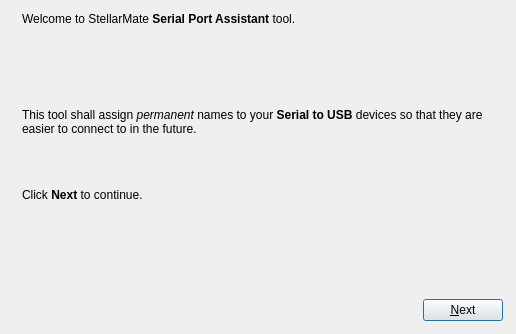
KDE/kstars, file kstars/ekos/auxiliary/serialportassistant.ui: the form before one commit.
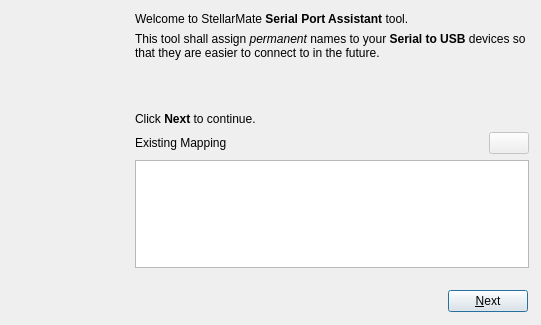
The form after the commit. Icons and pictures are not drawn.

Commit message: Adding support to loading and remove rules from serial port assistant

The edit to the form file:
```diff
--- a/kstars/ekos/auxiliary/serialportassistant.ui
+++ b/kstars/ekos/auxiliary/serialportassistant.ui
@@ -6,8 +6,8 @@
    <rect>
     <x>0</x>
     <y>0</y>
-    <width>516</width>
-    <height>334</height>
+    <width>541</width>
+    <height>325</height>
    </rect>
   </property>
   <property name="windowTitle">
@@ -37,6 +37,12 @@
        <verstretch>0</verstretch>
       </sizepolicy>
      </property>
+     <property name="minimumSize">
+      <size>
+       <width>120</width>
+       <height>0</height>
+      </size>
+     </property>
      <property name="scaledContents">
       <bool>true</bool>
      </property>
@@ -44,9 +50,6 @@
    </item>
    <item>
     <layout class="QVBoxLayout" name="verticalLayout">
-     <property name="spacing">
-      <number>3</number>
-     </property>
      <item>
       <widget class="QStackedWidget" name="serialPortWizard">
        <property name="currentIndex">
@@ -61,19 +64,6 @@
            </property>
           </widget>
          </item>
-         <item>
-          <spacer name="verticalSpacer_2">
-           <property name="orientation">
-            <enum>Qt::Vertical</enum>
-           </property>
-           <property name="sizeHint" stdset="0">
-            <size>
-             <width>20</width>
-             <height>40</height>
-            </size>
-           </property>
-          </spacer>
-         </item>
          <item>
           <widget class="QLabel" name="label_2">
            <property name="text">
@@ -97,6 +87,59 @@
            </property>
           </spacer>
          </item>
+         <item>
+          <layout class="QHBoxLayout" name="horizontalLayout_2">
+           <item>
+            <widget class="QLabel" name="label_5">
+             <property name="text">
+              <string>Existing Mapping</string>
+             </property>
+            </widget>
+           </item>
+           <item>
+            <spacer name="horizontalSpacer">
+             <property name="orientation">
+              <enum>Qt::Horizontal</enum>
+             </property>
+             <property name="sizeHint" stdset="0">
+              <size>
+               <width>40</width>
+               <height>20</height>
+              </size>
+             </property>
+            </spacer>
+           </item>
+           <item>
+            <widget class="QPushButton" name="clearRuleB">
+             <property name="enabled">
+              <bool>false</bool>
+             </property>
+             <property name="toolTip">
+              <string>Remove rule</string>
+             </property>
+             <property name="text">
+              <string/>
+             </property>
+             <property name="icon">
+              <iconset theme="delete"/>
+             </property>
+            </widget>
+           </item>
+          </layout>
+         </item>
+         <item>
+          <widget class="QTableView" name="rulesView">
+           <property name="editTriggers">
+            <set>QAbstractItemView::NoEditTriggers</set>
+           </property>
+           <property name="selectionBehavior">
+            <enum>QAbstractItemView::SelectRows</enum>
+           </property>
+           <attribute name="horizontalHeaderStretchLastSection">
+            <bool>true</bool>
+           </attribute>
+          </widget>
+         </item>
         </layout>
        </widget>
        <widget class="QWidget" name="finalPage">
```
The commit also changes 2 other files.
